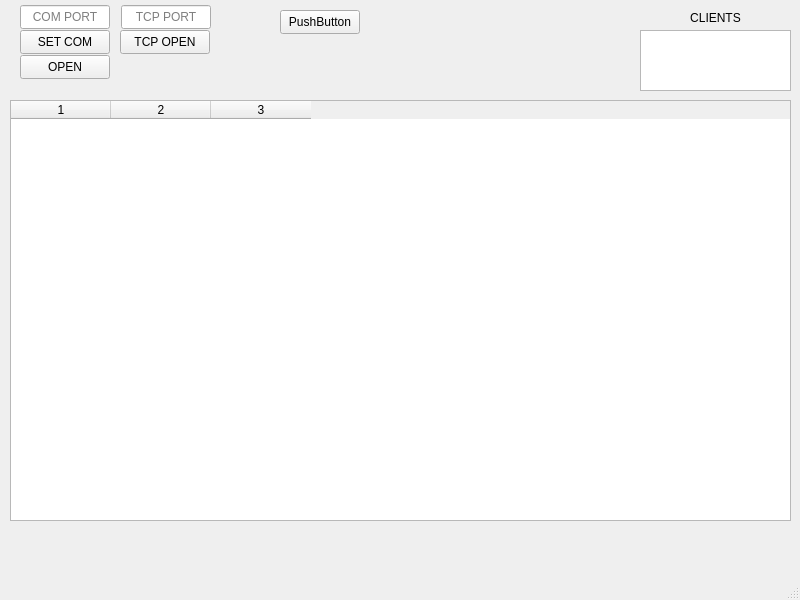
Qt form qform1.ui (hachger/SIMUCINTA) before a commit.
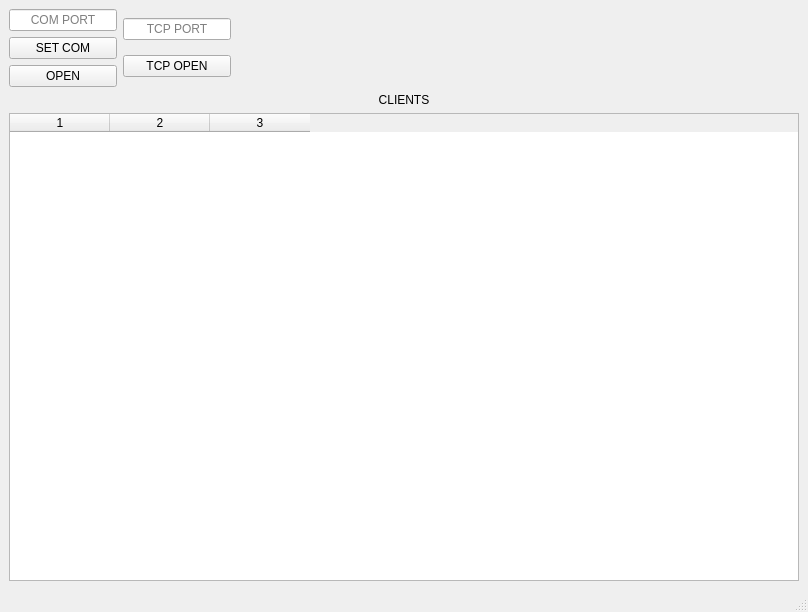
The same form after that commit.

```diff
--- a/qform1.ui
+++ b/qform1.ui
@@ -6,62 +6,23 @@
    <rect>
     <x>0</x>
     <y>0</y>
-    <width>800</width>
-    <height>600</height>
+    <width>808</width>
+    <height>612</height>
    </rect>
   </property>
   <property name="windowTitle">
    <string>QForm1</string>
   </property>
   <widget class="QWidget" name="centralwidget">
-   <widget class="QPushButton" name="pushButton">
-    <property name="geometry">
-     <rect>
-      <x>20</x>
-      <y>30</y>
-      <width>90</width>
-      <height>24</height>
-     </rect>
-    </property>
-    <property name="text">
-     <string>SET COM</string>
-    </property>
-   </widget>
-   <widget class="QPushButton" name="pushButton_2">
-    <property name="geometry">
-     <rect>
-      <x>20</x>
-      <y>55</y>
-      <width>90</width>
-      <height>24</height>
-     </rect>
-    </property>
-    <property name="text">
-     <string>OPEN</string>
-    </property>
-   </widget>
-   <widget class="QPushButton" name="pushButton_3">
-    <property name="geometry">
-     <rect>
-      <x>120</x>
-      <y>30</y>
-      <width>90</width>
-      <height>24</height>
-     </rect>
-    </property>
-    <property name="text">
-     <string>TCP OPEN</string>
-    </property>
-   </widget>
+   <layout class="QGridLayout" name="gridLayout">
+    <item row="0" column="0">
+     <layout class="QVBoxLayout" name="verticalLayout_4" stretch="0,1">
+      <item>
+       <layout class="QHBoxLayout" name="horizontalLayout" stretch="0,0,1">
+        <item>
+         <layout class="QVBoxLayout" name="verticalLayout_2">
+          <item>
    <widget class="QLineEdit" name="lineEdit">
-    <property name="geometry">
-     <rect>
-      <x>20</x>
-      <y>5</y>
-      <width>90</width>
-      <height>24</height>
-     </rect>
-    </property>
     <property name="alignment">
      <set>Qt::AlignCenter</set>
     </property>
@@ -75,15 +36,27 @@
      <enum>Qt::VisualMoveStyle</enum>
     </property>
    </widget>
+          </item>
+          <item>
+           <widget class="QPushButton" name="pushButton">
+            <property name="text">
+             <string>SET COM</string>
+            </property>
+           </widget>
+          </item>
+          <item>
+           <widget class="QPushButton" name="pushButton_2">
+            <property name="text">
+             <string>OPEN</string>
+            </property>
+           </widget>
+          </item>
+         </layout>
+        </item>
+        <item>
+         <layout class="QVBoxLayout" name="verticalLayout_3">
+          <item>
    <widget class="QLineEdit" name="lineEdit_2">
-    <property name="geometry">
-     <rect>
-      <x>121</x>
-      <y>5</y>
-      <width>90</width>
-      <height>24</height>
-     </rect>
-    </property>
     <property name="text">
      <string/>
     </property>
@@ -94,28 +67,35 @@
      <string>TCP PORT</string>
     </property>
    </widget>
-   <widget class="QListWidget" name="listWidget">
-    <property name="geometry">
-     <rect>
-      <x>640</x>
-      <y>30</y>
-      <width>151</width>
-      <height>61</height>
-     </rect>
-    </property>
-    <property name="viewMode">
-     <enum>QListView::IconMode</enum>
-    </property>
-   </widget>
+          </item>
+          <item>
+           <widget class="QPushButton" name="pushButton_3">
+            <property name="text">
+             <string>TCP OPEN</string>
+            </property>
+           </widget>
+          </item>
+         </layout>
+        </item>
+        <item>
+         <spacer name="horizontalSpacer">
+          <property name="orientation">
+           <enum>Qt::Horizontal</enum>
+          </property>
+          <property name="sizeHint" stdset="0">
+           <size>
+            <width>40</width>
+            <height>20</height>
+           </size>
+          </property>
+         </spacer>
+        </item>
+       </layout>
+      </item>
+      <item>
+       <layout class="QVBoxLayout" name="verticalLayout">
+        <item>
    <widget class="QLabel" name="label">
-    <property name="geometry">
-     <rect>
-      <x>640</x>
-      <y>10</y>
-      <width>151</width>
-      <height>16</height>
-     </rect>
-    </property>
     <property name="text">
      <string>CLIENTS</string>
     </property>
@@ -123,15 +103,9 @@
      <set>Qt::AlignCenter</set>
     </property>
    </widget>
+        </item>
+        <item>
    <widget class="QTableWidget" name="tableWidget">
-    <property name="geometry">
-     <rect>
-      <x>10</x>
-      <y>100</y>
-      <width>781</width>
-      <height>421</height>
-     </rect>
-    </property>
     <property name="rowCount">
      <number>0</number>
     </property>
@@ -142,19 +116,12 @@
     <column/>
     <column/>
    </widget>
-   <widget class="QPushButton" name="pushButton_4">
-    <property name="geometry">
-     <rect>
-      <x>280</x>
-      <y>10</y>
-      <width>80</width>
-      <height>24</height>
-     </rect>
-    </property>
-    <property name="text">
-     <string>PushButton</string>
-    </property>
-   </widget>
+        </item>
+       </layout>
+      </item>
+     </layout>
+    </item>
+   </layout>
   </widget>
   <widget class="QMenuBar" name="menubar">
    <property name="geometry">
```
Left out of the diff: 2 changed lines with no effect on the pictures. Lines whose indentation alone changed are shown as unchanged.
